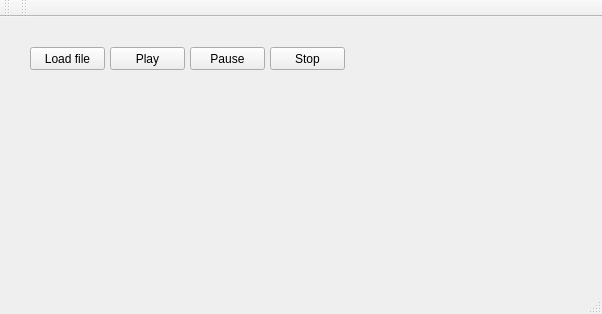
mszymanski90/MusicPlayerLinux, file mainwindow.ui: the form before one commit.
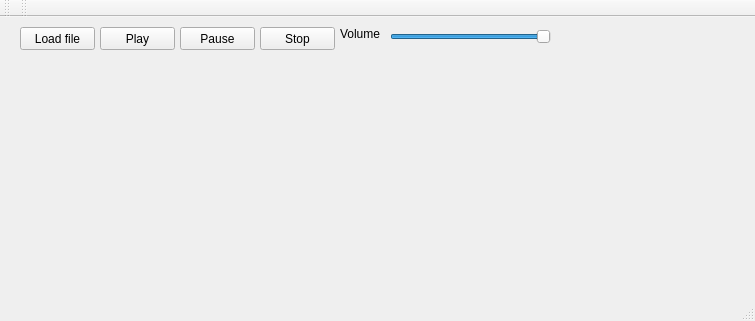
The form after the commit.

Commit message: deleted mpl prefix, moved core functionality files to core folder, refactored mpl_abstractstate, mpl_bassdevice, added volume slider in ui, and volume changing support in bassplayer

What changed in the file:
```diff
--- a/mainwindow.ui
+++ b/mainwindow.ui
@@ -6,8 +6,8 @@
    <rect>
     <x>0</x>
     <y>0</y>
-    <width>602</width>
-    <height>314</height>
+    <width>755</width>
+    <height>321</height>
    </rect>
   </property>
   <property name="windowTitle">
@@ -17,8 +17,8 @@
    <widget class="QPushButton" name="loadFileBt">
     <property name="geometry">
      <rect>
-      <x>30</x>
-      <y>30</y>
+      <x>20</x>
+      <y>10</y>
       <width>75</width>
       <height>23</height>
      </rect>
@@ -27,24 +27,11 @@
      <string>Load file</string>
     </property>
    </widget>
-   <widget class="QPushButton" name="playBt">
-    <property name="geometry">
-     <rect>
-      <x>110</x>
-      <y>30</y>
-      <width>75</width>
-      <height>23</height>
-     </rect>
-    </property>
-    <property name="text">
-     <string>Play</string>
-    </property>
-   </widget>
    <widget class="QPushButton" name="pauseBt">
     <property name="geometry">
      <rect>
-      <x>190</x>
-      <y>30</y>
+      <x>180</x>
+      <y>10</y>
       <width>75</width>
       <height>23</height>
      </rect>
@@ -56,8 +43,8 @@
    <widget class="QPushButton" name="stopBt">
     <property name="geometry">
      <rect>
-      <x>270</x>
-      <y>30</y>
+      <x>260</x>
+      <y>10</y>
       <width>75</width>
       <height>23</height>
      </rect>
@@ -66,6 +53,51 @@
      <string>Stop</string>
     </property>
    </widget>
+   <widget class="QPushButton" name="playBt">
+    <property name="geometry">
+     <rect>
+      <x>100</x>
+      <y>10</y>
+      <width>75</width>
+      <height>23</height>
+     </rect>
+    </property>
+    <property name="text">
+     <string>Play</string>
+    </property>
+   </widget>
+   <widget class="QSlider" name="volumeSld">
+    <property name="geometry">
+     <rect>
+      <x>390</x>
+      <y>10</y>
+      <width>161</width>
+      <height>19</height>
+     </rect>
+    </property>
+    <property name="maximum">
+     <number>100</number>
+    </property>
+    <property name="sliderPosition">
+     <number>100</number>
+    </property>
+    <property name="orientation">
+     <enum>Qt::Horizontal</enum>
+    </property>
+   </widget>
+   <widget class="QLabel" name="label">
+    <property name="geometry">
+     <rect>
+      <x>340</x>
+      <y>10</y>
+      <width>46</width>
+      <height>13</height>
+     </rect>
+    </property>
+    <property name="text">
+     <string>Volume</string>
+    </property>
+   </widget>
   </widget>
   <widget class="QMenuBar" name="menuBar">
    <property name="geometry">
```
Left out of the diff: 2 changed lines with no effect on the pictures. The commit also changes 28 other files.
